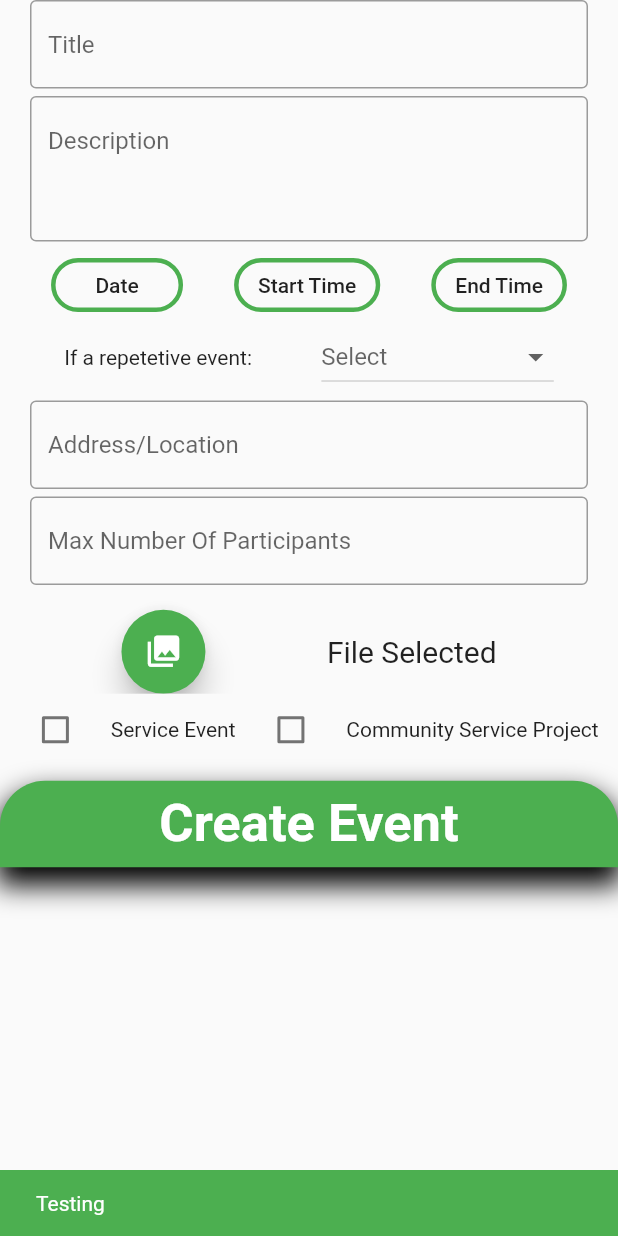
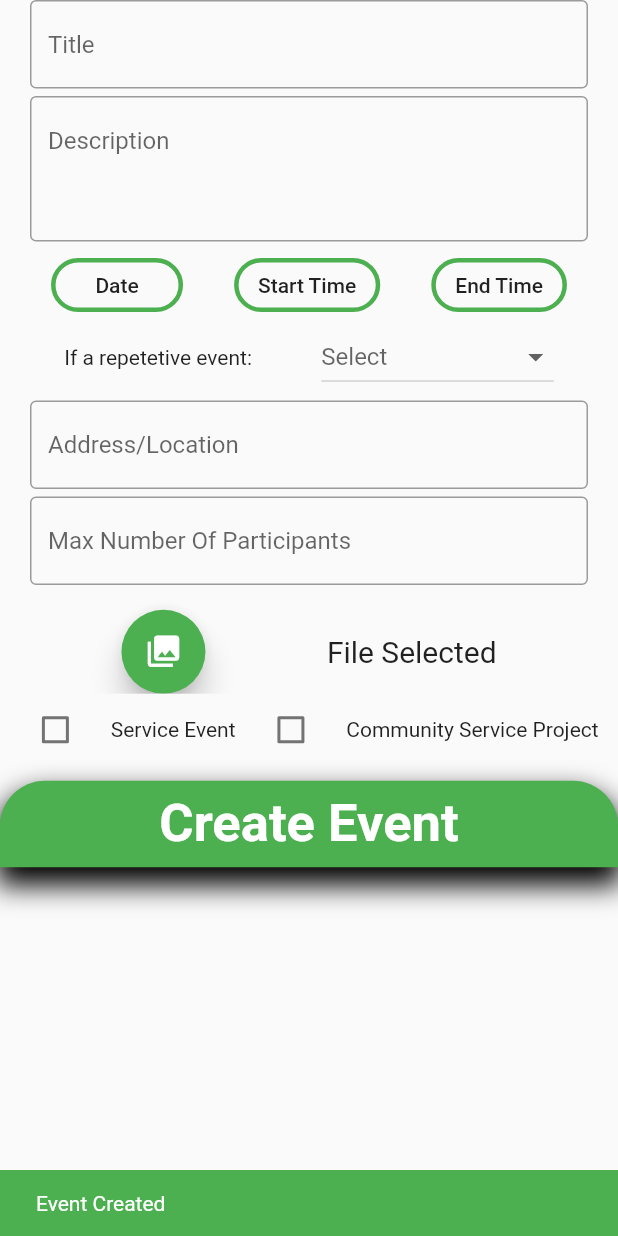
Before and after one commit to Dbono-dev/SicklesNHS, a Flutter app: the MiddleNewEventPage screen opened directly, after a tap on the "photo library" icon, after a tap on "Create Event", on a phone screen of 412 x 824 dp. Run offline on Flutter 3.47's test engine with Material 2 defaults, Android fonts, the phone set to English and light mode, and no system bars; our stand-ins replace cloud_firestore, date_format, firebase_auth, firebase_messaging, firebase_storage, image_picker and 2 more; missing offline and left inert: qr_code_scanner; accounts and stored records are empty.

Commit message:
Sixth Commit

```diff
--- a/lib/add_new_event.dart
+++ b/lib/add_new_event.dart
@@ -66,7 +66,6 @@ class _MiddleNewEventPageState extends State<MiddleNewEventPage> {
   File image;
 
   Future getImage(String eventTitle) async {
-    print("got here");
     var tempImage = await ImagePicker.pickImage(source: ImageSource.gallery);
 
     setState(() {
@@ -393,7 +392,7 @@ class _MiddleNewEventPageState extends State<MiddleNewEventPage> {
                                   });
                                   Scaffold.of(context).showSnackBar(
                                     SnackBar(
-                                      content: Text("Testing"),
+                                      content: Text("Event Created"),
                                       backgroundColor: Colors.green,
                                       elevation: 8,
                                       duration: Duration(seconds: 3),
--- a/lib/approve_hours.dart
+++ b/lib/approve_hours.dart
@@ -139,7 +139,9 @@ class _ApproveHoursMiddlePageState extends State<ApproveHoursMiddlePage> {
                                 Text("Location: " + snapshot.data[index].data['location']),
                                 Text("Name of Supervisor: " + snapshot.data[index].data['name of supervisor']),
                                 Text("Supervisor Email: " + snapshot.data[index].data['supervisor email']),
-                                Text("Supervisor Phone Number: " + snapshot.data[index].data['supervisor phone number'])
+                                Text("Supervisor Phone Number: " + snapshot.data[index].data['supervisor phone number']),
+
+                                Image.network(snapshot.data[index].data['url'])
                               ],
                             )
                           ],
--- a/lib/database.dart
+++ b/lib/database.dart
@@ -84,7 +84,7 @@ class DatabaseSubmitHours {
 
   final CollectionReference submitHours = Firestore.instance.collection('Approving Hours');
 
- Future updateSubmitHours(String type, String location, String hours, String nameOfSup, String supPhone, String emailSup, String date, String name, bool complete) async {
+ Future updateSubmitHours(String type, String location, String hours, String nameOfSup, String supPhone, String emailSup, String date, String name, bool complete, var url) async {
     return await submitHours.document(type).setData({
       'type': type,
       'location': location,
@@ -94,7 +94,8 @@ class DatabaseSubmitHours {
       'supervisor email': emailSup,
       'date': date,
       'name': name,
-      'complete': complete
+      'complete': complete,
+      'url': url
     });
   }
 
--- a/lib/home_page.dart
+++ b/lib/home_page.dart
@@ -174,15 +174,8 @@ class TopHalfHomePage extends StatelessWidget {
                     ),
                     Material(
                       color: Colors.transparent,
-                      child: Ink(
-                        decoration: BoxDecoration(
-                          border: Border.all(color: Colors.black45, width: 1),
-                          shape: BoxShape.circle
-                        ),
-                        child: InkWell(
-                          borderRadius: BorderRadius.circular(1000),
                       child: FloatingActionButton(
-                            backgroundColor: Colors.green,
+                        backgroundColor: Colors.grey,
                         elevation: 8,
                         onPressed: () {
                           Navigator.push(context,
@@ -190,8 +183,6 @@ class TopHalfHomePage extends StatelessWidget {
                             ));
                         },
                         child: FittedBox(fit: BoxFit.fitWidth, child: Text(userData.firstName.substring(0, 1) + userData.lastName.substring(0, 1), style: TextStyle(color: Colors.white, fontSize: SizeConfig.blockSizeHorizontal * 9))),
-                          ),
-                        ),
                       ),
                     )
                   ],
@@ -270,11 +261,7 @@ class MiddleHomePageCards extends StatelessWidget {
                             Container(
                               height: 125,
                               width: 160,
-                              decoration: BoxDecoration(
-                                shape: BoxShape.rectangle,
-                                border: Border.all(width: 3),
-                                borderRadius: BorderRadius.all(Radius.circular(30))
-                              ),
+                              child: Image.asset("SicklesNHS.jpg"),
                             ),
                             Text(post.data["title"], style: TextStyle(
                               fontSize: SizeConfig.blockSizeHorizontal * 6.5,
--- a/pubspec.yaml
+++ b/pubspec.yaml
@@ -55,8 +55,8 @@ flutter:
   uses-material-design: true
 
   # To add assets to your application, add an assets section, like this:
-  # assets:
-  #  - images/a_dot_burr.jpeg
+  assets:
+    - SicklesNHS.jpg
   #  - images/a_dot_ham.jpeg
 
   # An image asset can refer to one or more resolution-specific "variants", see
```
Also changed, not shown: lib/add_new_hours.dart (+11 -5 lines), assets/SicklesNHS.jpg (added). Lines whose indentation alone changed are shown as unchanged.
